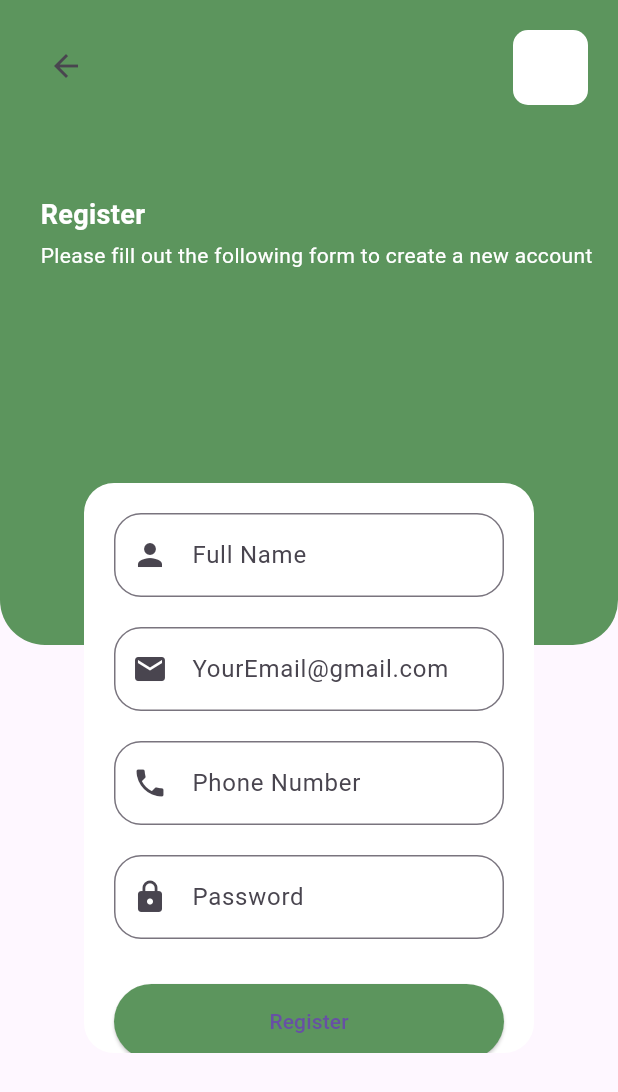
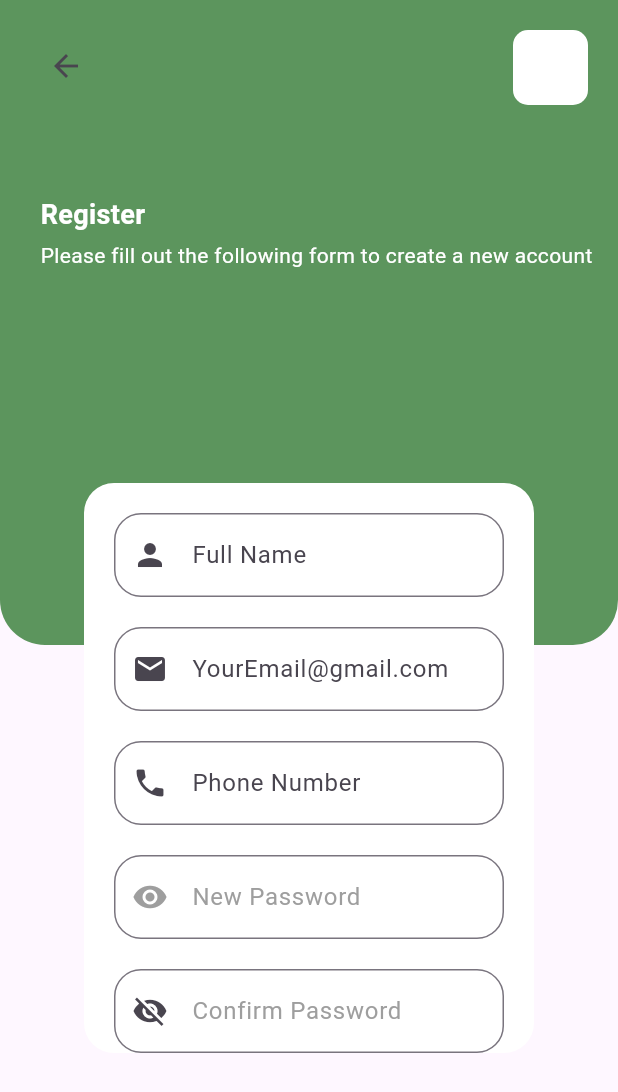
Before and after one commit to NourAlf/let-sGoHome, a Flutter app: the RegisterPage screen opened by its route, on a phone screen of 412 x 824 dp. Shown: the top 1092 px of the screen. Run offline on Flutter 3.47's test engine with Material 3 defaults, Android fonts, the phone set to English and light mode, and no system bars; our stand-ins replace curved_navigation_bar, geolocator, get, google_maps_flutter, shared_preferences; missing offline and left inert: dart:ffi, flutter_barcode_scanner; accounts and stored records are empty.

Commit message:
for register with GetX

```diff
--- a/lib/screens/register_page.dart
+++ b/lib/screens/register_page.dart
@@ -1,7 +1,11 @@
+import 'dart:ffi';
+
 import 'package:flutter/material.dart';
+import 'package:letsgohome/controller/login_controller.dart';
 import 'package:letsgohome/screens/homepage.dart';
-import 'package:letsgohome/screens/login_page.dart';
+
 import 'package:get/get.dart';
+import '../controller/login_controller.dart';
 
 import '../controller/registration_controller.dart';
 
@@ -17,24 +21,54 @@ class RegisterPage extends StatefulWidget {
 
 class _RegisterPageState extends State<RegisterPage> {
   RegistrationController registerController = Get.put(RegistrationController());
+  LoginController loginController = Get.put(LoginController());
+var islogin = false.obs;
 
   final _formKey = GlobalKey<FormState>();
-  final _fullNameController = TextEditingController();
-  final _emailController = TextEditingController();
-  final _passwordController = TextEditingController();
+  bool _isPasswordVisible = false;
+  bool _isConfirmPasswordVisible = false;
+  String _passwordError = '';
+  String _confirmPasswordError = '';
 
-  final _phoneController = TextEditingController();
+  @override
+  void dispose() {
+    registerController.passwordController.dispose();
+    registerController.confirmPasswordController.dispose();
+    super.dispose();
+  }
+
+  bool _isPasswordValid(String password) {
+    // Password validation rules
+    if (password.isEmpty) {
+      setState(() {
+        _passwordError = 'Please enter a password';
+      });
+      return false;
+    } else if (password.length < 8) {
+      setState(() {
+        _passwordError = 'Password must be at least 8 characters long';
+      });
+      return false;
+    }
+    setState(() {
+      _passwordError = '';
+    });
+    return true;
+  }
+  bool _doPasswordsMatch(String password, String confirmPassword) {
+    if (password != confirmPassword) {
+      _confirmPasswordError = 'Passwords do not match';
+      return false;
+    }
+    _confirmPasswordError = '';
+    return true;
+  }
 
 
 
-  @override
-  void dispose() {
-    _fullNameController.dispose();
-    _emailController.dispose();
-    _passwordController.dispose();
-    _phoneController.dispose();
-    super.dispose();
-  }
+
+
+
 
   // void _register() {
   //   if (_formKey.currentState!.validate()) {
@@ -124,7 +158,7 @@ class _RegisterPageState extends State<RegisterPage> {
                   padding: const EdgeInsets.all(20),
                   children: [
                     TextFormField(
-                      controller: _fullNameController,
+                      controller: registerController.fullNameController,
                       keyboardType: TextInputType.text,
                       decoration: const InputDecoration(
                         border: OutlineInputBorder(
@@ -142,7 +176,7 @@ class _RegisterPageState extends State<RegisterPage> {
                     ),
                     const SizedBox(height: 20),
                     TextFormField(
-                      controller: _emailController,
+                      controller: registerController.emailController,
                       keyboardType: TextInputType.emailAddress,
                       decoration: const InputDecoration(
                         border: OutlineInputBorder(
@@ -162,7 +196,7 @@ class _RegisterPageState extends State<RegisterPage> {
                     ),
                     const SizedBox(height: 20),
                     TextFormField(
-                      controller: _phoneController,
+                      controller: registerController.phoneController,
                       keyboardType: TextInputType.phone,
 
                       decoration: const InputDecoration(
@@ -183,27 +217,81 @@ class _RegisterPageState extends State<RegisterPage> {
                         return null;
                       },
                     ),
-                    const SizedBox(height: 20),
+
+                    SizedBox(height:20 ,),
                     TextFormField(
-                      controller: _passwordController,
-                      keyboardType: TextInputType.visiblePassword,
-                      obscureText: true,
-                      decoration: const InputDecoration(
+
+
+                      controller: registerController.passwordController,
+                      obscureText: _isPasswordVisible,
+
+                      onChanged: (value) {
+                        _isPasswordValid(value);
+                      },
+                      decoration: InputDecoration(
+                        hintText: 'New Password',
                         border: OutlineInputBorder(
                             borderRadius: BorderRadius.all(Radius.circular(18))
                         ),
-                        hintText: 'Password',
-                        prefixIcon: Icon(Icons.lock),
+                        hintStyle: TextStyle(color: Colors.grey),
+                        prefixIcon: IconButton(
+                          onPressed: () {
+                            setState(() {
+                              _isPasswordVisible = !_isPasswordVisible;
+                            });
+                          },
+                          icon: Icon(
+                            _isPasswordVisible
+                                ? Icons.visibility_off
+                                : Icons.visibility,
+                            color: Colors.grey,
+                          ),
+                        ),
                       ),
-                      validator: (value) {
-                        if (value == null || value.isEmpty) {
-                          return 'Please enter your password';
-                        } else if (value.length < 8) {
-                          return 'Password should be at least 8 characters';
-                        }
-                        return null;
+                    ),
+                    if (_passwordError.isNotEmpty)
+                      Container(
+                        margin: EdgeInsets.only(left: 30),
+                        alignment: Alignment.centerLeft,
+                        child: Text(
+                          _passwordError,
+                          style: TextStyle(color: Colors.red),
+                        ),
+                      ),
+                    SizedBox(height: 20,),
+                    TextFormField(
+                      controller: registerController.confirmPasswordController,
+                      obscureText: !_isConfirmPasswordVisible,
+                      onChanged: (value) {
+                        _doPasswordsMatch(registerController.passwordController.text, value);
                       },
+                      decoration: InputDecoration(
+                        hintText: 'Confirm Password',
+                        hintStyle: TextStyle(color: Colors.grey),
+                        border: OutlineInputBorder(
+                            borderRadius: BorderRadius.all(Radius.circular(18))
+                        ),
+                        prefixIcon: GestureDetector(
+                          onTap: () {
+                            setState(() {
+                              _isConfirmPasswordVisible = !_isConfirmPasswordVisible;
+                            });
+                          },
+                          child: Icon(
+                            _isConfirmPasswordVisible ? Icons.visibility : Icons.visibility_off,
+                          ),
+                        ),
+                      ),
                     ),
+                    if (_confirmPasswordError.isNotEmpty)
+                      Container(
+                        margin: EdgeInsets.only(left: 30),
+                        alignment: Alignment.centerLeft,
+                        child: Text(
+                          _confirmPasswordError,
+                          style: TextStyle(color: Colors.red),
+                        ),
+                      ),
                     const SizedBox(height: 30),
                     Container(
                       width: 250,
@@ -216,11 +304,15 @@ class _RegisterPageState extends State<RegisterPage> {
                         style: ButtonStyle(
 
                           backgroundColor: MaterialStateProperty.all<Color>(
-                              Color(0xFF5C955D)),
-                        fixedSize: MaterialStateProperty.all(Size(250, 50))),
-                         onPressed: () => registerController.registerWithEmail(),
+                              Color(0xFF5C955D)),),
+                         onPressed: () {
+                          islogin.value = false;
+                          registerController.registerWithEmail();
+                         }
+                        ,
                         child: const Text('Register'),
                       ),
+
                     ),
                   ],
                 ),
```
Also changed, not shown: lib/controller/registration_controller.dart (+48 -13 lines).
